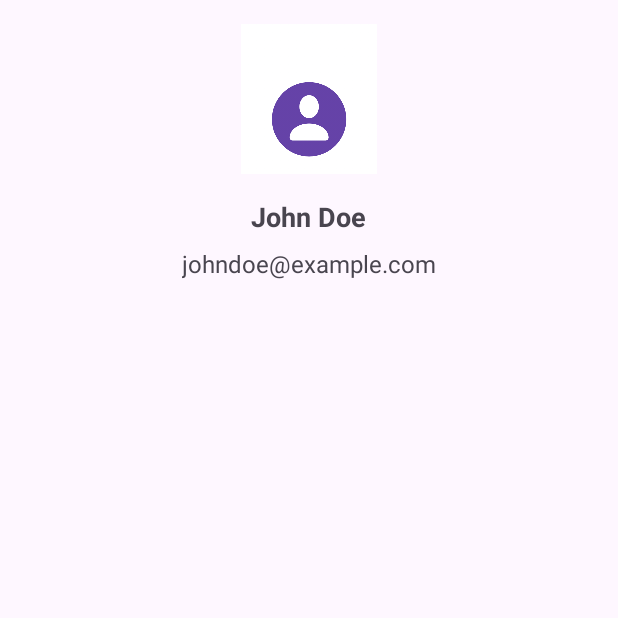
After one commit to bhavyahoda/ASARA, an Android app: the MyProfileActivity screen opened directly, with no data from a screen before it, on a phone screen of 412 x 824 dp, the top half of it. The commit adds this screen. Run offline under Robolectric (Android 15) with nearby library versions, the phone set to English and light mode, and no system bars.

Commit message:
User profile with notification

```diff
--- /dev/null
+++ b/app/src/main/java/com/example/asara/MyProfileActivity.java
@@ -0,0 +1,39 @@
+package com.example.asara;
+
+import androidx.appcompat.app.AppCompatActivity;
+
+import android.os.Bundle;
+import android.os.Bundle;
+import android.widget.Button;
+import android.widget.ImageView;
+import android.widget.TextView;
+import androidx.annotation.Nullable;
+import androidx.appcompat.app.AppCompatActivity;
+
+public class MyProfileActivity extends AppCompatActivity {
+
+    private ImageView profileImage;
+    private TextView usernameTextView;
+    private TextView emailTextView;
+   // private Button editProfileButton;
+
+    @Override
+    protected void onCreate(@Nullable Bundle savedInstanceState) {
+        super.onCreate(savedInstanceState);
+        setContentView(R.layout.activity_my_profile);
+
+        // Initialize UI components
+        profileImage = findViewById(R.id.profileImage);
+        usernameTextView = findViewById(R.id.usernameTextView);
+        emailTextView = findViewById(R.id.emailTextView);
+
+        // Replace with actual user data
+        String username = "John Doe";
+        String email = "johndoe@example.com";
+
+        // Set user data in UI
+        usernameTextView.setText(username);
+        emailTextView.setText(email);
+
+        }
+}
--- /dev/null
+++ b/app/src/main/res/drawable/button_bg.xml
@@ -0,0 +1,5 @@
+<vector android:height="24dp" android:tint="#000000"
+    android:viewportHeight="44" android:viewportWidth="24"
+    android:width="44dp" xmlns:android="http://schemas.android.com/apk/res/android">
+    <path android:fillColor="#FF000000" android:pathData="M17.6,11.48 L19.44,8.3a0.63,0.63 0,0 0,-1.09 -0.63l-1.88,3.24a11.43,11.43 0,0 0,-8.94 0L5.65,7.67a0.63,0.63 0,0 0,-1.09 0.63L6.4,11.48A10.81,10.81 0,0 0,1 20L23,20A10.81,10.81 0,0 0,17.6 11.48ZM7,17.25A1.25,1.25 0,1 1,8.25 16,1.25 1.25,0 0,1 7,17.25ZM17,17.25A1.25,1.25 0,1 1,18.25 16,1.25 1.25,0 0,1 17,17.25Z"/>
+</vector>
--- /dev/null
+++ b/app/src/main/res/drawable/ic_notification_icon.xml
@@ -0,0 +1,5 @@
+<vector android:height="24dp" android:tint="#000000"
+    android:viewportHeight="24" android:viewportWidth="24"
+    android:width="24dp" xmlns:android="http://schemas.android.com/apk/res/android">
+    <path android:fillColor="@android:color/white" android:pathData="M7.58,4.08L6.15,2.65C3.75,4.48 2.17,7.3 2.03,10.5h2c0.15,-2.65 1.51,-4.97 3.55,-6.42zM19.97,10.5h2c-0.15,-3.2 -1.73,-6.02 -4.12,-7.85l-1.42,1.43c2.02,1.45 3.39,3.77 3.54,6.42zM18,11c0,-3.07 -1.64,-5.64 -4.5,-6.32L13.5,4c0,-0.83 -0.67,-1.5 -1.5,-1.5s-1.5,0.67 -1.5,1.5v0.68C7.63,5.36 6,7.92 6,11v5l-2,2v1h16v-1l-2,-2v-5zM12,22c0.14,0 0.27,-0.01 0.4,-0.04 0.65,-0.14 1.18,-0.58 1.44,-1.18 0.1,-0.24 0.15,-0.5 0.15,-0.78h-4c0.01,1.1 0.9,2 2.01,2z"/>
+</vector>
--- /dev/null
+++ b/app/src/main/res/layout/activity_my_profile.xml
@@ -0,0 +1,37 @@
+<!-- res/layout/activity_my_profile.xml -->
+<LinearLayout
+    xmlns:android="http://schemas.android.com/apk/res/android"
+    android:layout_width="match_parent"
+    android:layout_height="match_parent"
+    android:orientation="vertical"
+    android:padding="16dp">
+
+    <ImageView
+        android:id="@+id/profileImage"
+        android:layout_width="100dp"
+        android:layout_height="100dp"
+        android:src="@drawable/user"
+        android:layout_gravity="center"
+        android:contentDescription="@string/profile_image_description"
+        android:layout_marginBottom="16dp" />
+
+    <TextView
+        android:id="@+id/usernameTextView"
+        android:layout_width="wrap_content"
+        android:layout_height="wrap_content"
+        android:text="@string/username_placeholder"
+        android:textSize="18sp"
+        android:textStyle="bold"
+        android:layout_gravity="center"
+        android:layout_marginBottom="8dp" />
+
+    <TextView
+        android:id="@+id/emailTextView"
+        android:layout_width="wrap_content"
+        android:layout_height="wrap_content"
+        android:text="@string/email_placeholder"
+        android:textSize="16sp"
+        android:layout_gravity="center"
+        android:layout_marginBottom="16dp" />
+
+</LinearLayout>
--- a/app/src/main/res/values/strings.xml
+++ b/app/src/main/res/values/strings.xml
@@ -1,3 +1,9 @@
 <resources>
     <string name="app_name">ASARA</string>
+    <string name="profile_image_description">Profile Image</string>
+    <string name="username_placeholder">Username Placeholder</string>
+    <string name="email_placeholder">Email Placeholder</string>
+    <string name="edit_profile">Edit Profile</string>
+
+
 </resources>
```
Also changed, not shown: app/src/main/AndroidManifest.xml (+8 -7 lines), app/src/main/java/com/example/asara/InternalDatabaseHelper.java (+42 -1 lines), app/src/main/java/com/example/asara/ReportedCasesActivity.java (added, +87 -0 lines), app/src/main/java/com/example/asara/VolunteerSignedinActivity.java (+94 -0 lines), app/src/main/res/layout/activity_reported_cases.xml (added, +47 -0 lines), app/src/main/res/layout/activity_volunteer_signedin.xml (+4 -4 lines).
